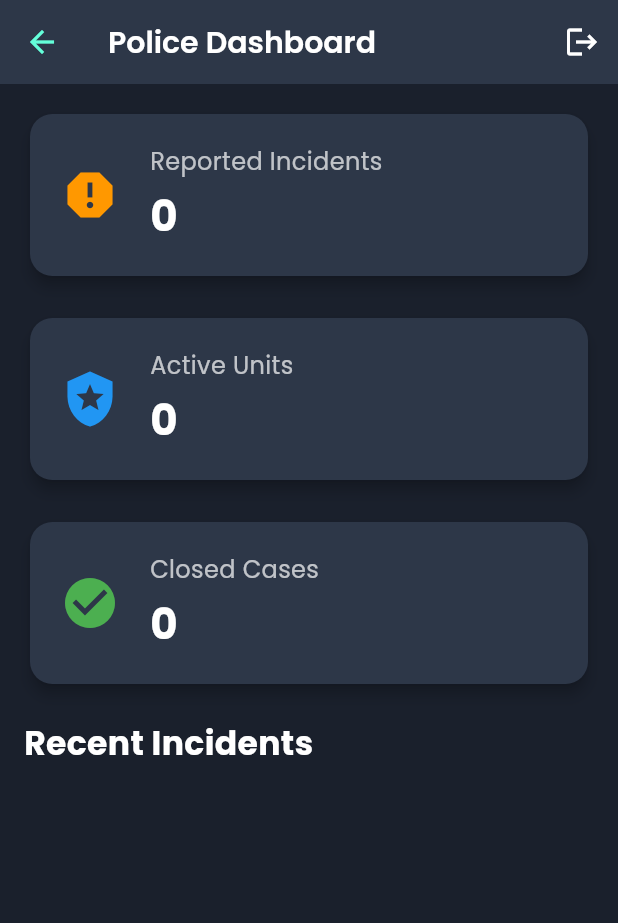
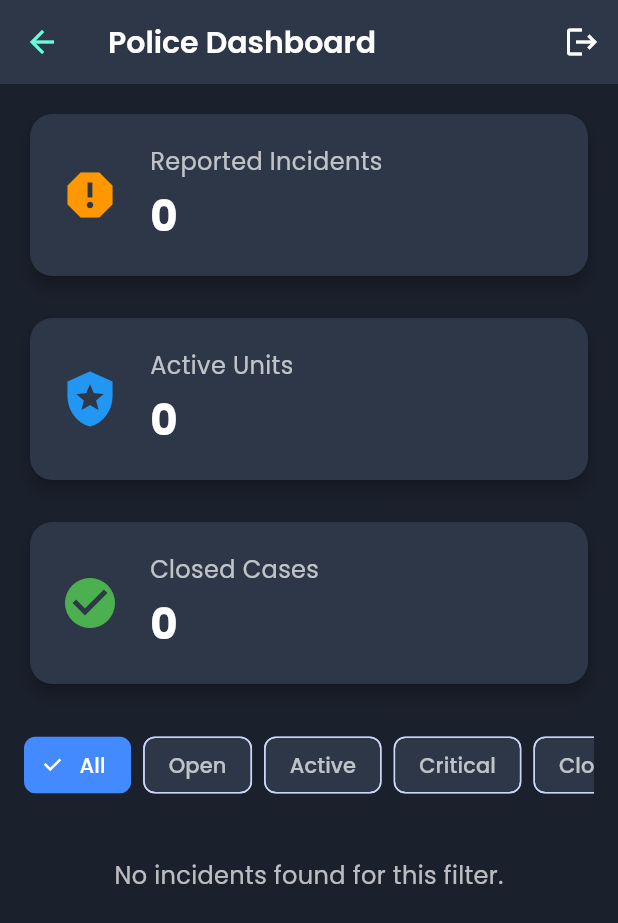
Before and after one commit to Stakeylock/sih_protoV2, a Flutter app: the PoliceDashboard screen opened by its route, on a phone screen of 412 x 824 dp. Shown: the top 923 px of the screen. Run offline on Flutter 3.47's test engine with Material 3 defaults, Android fonts, the phone set to English and light mode, and no system bars; our stand-ins replace flutter_dotenv, flutter_map, flutter_svg, geolocator, google_fonts, image_picker and 4 more; accounts and stored records are empty.

Commit message:
Police functionalities refined

```diff
--- a/sih_proto/lib/screens/police_dashboard.dart
+++ b/sih_proto/lib/screens/police_dashboard.dart
@@ -1,8 +1,7 @@
 import 'package:flutter/material.dart';
 import 'package:supabase_flutter/supabase_flutter.dart';
 
-const String apiBaseUrl = "http://127.0.0.1:5000";
-
+// This class models the data for an incident.
 class Incident {
   final String id;
   final String title;
@@ -20,14 +19,18 @@ class Incident {
     required this.status,
   });
 
+  // This factory constructor safely creates an Incident from JSON data.
   factory Incident.fromJson(Map<String, dynamic> json) {
     return Incident(
-      id: json['id'] ?? '',
-      title: json['title'] ?? '',
-      description: json['description'] ?? '',
-      severity: json['severity'] ?? 'Low',
-      reportedAt: json['reportedAt'] ?? '',
-      status: json['status'] ?? 'Open',
+      // Safely convert potential numeric IDs and other values to String
+      id: json['id']?.toString() ?? 'N/A',
+      title: json['title']?.toString() ?? 'No Title',
+      description: json['description']?.toString() ?? 'No Description',
+      severity: json['severity']?.toString() ?? 'Unknown',
+      // Note: Supabase often uses snake_case for column names.
+      // This handles both 'reportedAt' and 'reported_at' keys.
+      reportedAt: json['reportedAt']?.toString() ?? json['reported_at']?.toString() ?? 'Unknown Time',
+      status: json['status']?.toString() ?? 'Open',
     );
   }
 }
@@ -40,54 +43,130 @@ class PoliceDashboard extends StatefulWidget {
 }
 
 class _PoliceDashboardState extends State<PoliceDashboard> {
-  List<Incident> incidents = [];
-  late final SupabaseClient supabase;
+  // State variables for interactivity
+  bool _isLoading = true;
+  String _selectedStatusFilter = 'All';
+  List<Incident> _incidents = [];
+  late final SupabaseClient _supabase;
+  RealtimeChannel? _incidentChannel;
+
+  final List<String> _statusFilters = const ['All', 'Open', 'Active', 'Critical', 'Closed'];
 
   @override
   void initState() {
     super.initState();
-    supabase = Supabase.instance.client;
-    fetchIncidents();
+    _supabase = Supabase.instance.client;
+    _fetchIncidents();
 
-    supabase.from('incidents').stream(primaryKey: ['id']).listen((
-      List<Map<String, dynamic>> data,
-    ) {
+    // Set up Supabase real-time subscription with the corrected syntax.
+    _incidentChannel = _supabase.channel('public:incidents');
+    _incidentChannel!.onPostgresChanges(
+      event: PostgresChangeEvent.all,
+      schema: 'public',
+      table: 'incidents',
+      callback: (payload) {
+        // Refetch incidents when any change occurs in the database table.
+        _fetchIncidents();
+      },
+    ).subscribe();
+  }
+
+  @override
+  void dispose() {
+    // It's crucial to remove the channel subscription when the widget is disposed to prevent memory leaks.
+    if (_incidentChannel != null) {
+      _supabase.removeChannel(_incidentChannel!);
+    }
+    super.dispose();
+  }
+
+  // Fetches all incidents from the database
+  Future<void> _fetchIncidents() async {
+    // Only show the main loading indicator on the first load.
+    if (_incidents.isEmpty) {
       setState(() {
-        incidents = data.map((e) => Incident.fromJson(e)).toList();
-      });
+        _isLoading = true;
       });
     }
 
-  Future<void> fetchIncidents() async {
-    final response = await supabase.from('incidents').select().then((res) {
+    final response = await _supabase.from('incidents').select().order('id', ascending: false);
+
+    if (mounted) { // Check if the widget is still in the widget tree before updating state.
       setState(() {
-        incidents = (res as List).map((e) => Incident.fromJson(e)).toList();
+        _incidents = (response as List).map((e) => Incident.fromJson(e)).toList();
+        _isLoading = false;
       });
-    });
-  }
-
-  Future<void> updateIncidentStatus(String id, String status) async {
-    final response = await supabase
-        .from('incidents')
-        .update({'status': status})
-        .eq('id', id)
-        .maybeSingle();
-    if (response == null) {
-      // Handle error if needed
     }
   }
 
+  // --- ⬇️ UPDATED CODE SECTION ⬇️ ---
+  // Updates the status of a specific incident with an optimistic UI update
+  Future<void> _updateIncidentStatus(String id, String status) async {
+    // --- 1. Find the incident and its original state ---
+    final incidentIndex = _incidents.indexWhere((i) => i.id == id);
+    if (incidentIndex == -1) {
+      // If for some reason the incident isn't in the list, do nothing.
+      return;
+    }
+    // Keep a copy of the original incident in case we need to revert the change.
+    final originalIncident = _incidents[incidentIndex];
+
+    // Create the new incident object with the updated status.
+    final updatedIncident = Incident(
+      id: originalIncident.id,
+      title: originalIncident.title,
+      description: originalIncident.description,
+      severity: originalIncident.severity,
+      reportedAt: originalIncident.reportedAt,
+      status: status, // Use the new status here
+    );
+
+    // --- 2. Perform the Optimistic UI Update ---
+    // Update the local list immediately and rebuild the UI.
+    setState(() {
+      _incidents[incidentIndex] = updatedIncident;
+    });
+
+    // --- 3. Sync with the Backend ---
+    try {
+      // Send the update request to the Supabase database.
+      await _supabase.from('incidents').update({'status': status}).eq('id', id);
+    } catch (error) {
+      // --- 4. Handle Errors ---
+      // If the database update fails, revert the UI change and notify the user.
+      if (mounted) {
+        setState(() {
+          _incidents[incidentIndex] = originalIncident; // Put the old one back
+        });
+        ScaffoldMessenger.of(context).showSnackBar(
+          SnackBar(
+            content: Text('Error: Could not close case. Please try again.'),
+            backgroundColor: Colors.redAccent,
+          ),
+        );
+      }
+    }
+  }
+  // --- ⬆️ END OF UPDATED CODE SECTION ⬆️ ---
+
+  // A computed property that returns a list of incidents based on the current filter.
+  List<Incident> get _filteredIncidents {
+    if (_selectedStatusFilter == 'All') {
+      return _incidents;
+    }
+    return _incidents.where((i) => i.status == _selectedStatusFilter).toList();
+  }
+
+  @override
   Widget build(BuildContext context) {
-    final closedCases = incidents.where((i) => i.status == 'Closed').length;
-    final activeUnits = incidents.where((i) => i.status == 'Active').length;
+    // Calculate statistics based on the full list of incidents
+    final closedCases = _incidents.where((i) => i.status == 'Closed').length;
+    final activeUnits = _incidents.where((i) => i.status == 'Active').length;
 
     return Scaffold(
       backgroundColor: const Color(0xFF1a202c),
       appBar: AppBar(
-        title: const Text(
-          'Police Dashboard',
-          style: TextStyle(color: Colors.white),
-        ),
+        title: const Text('Police Dashboard', style: TextStyle(color: Colors.white)),
         backgroundColor: const Color(0xFF2d3748),
         elevation: 0,
         actions: [
@@ -99,118 +178,112 @@ class _PoliceDashboardState extends State<PoliceDashboard> {
           ),
         ],
       ),
-      body: ListView(
+      body: RefreshIndicator(
+        onRefresh: _fetchIncidents,
+        color: Colors.white,
+        backgroundColor: const Color(0xFF2d3748),
+        child: _isLoading
+            ? const Center(child: CircularProgressIndicator(color: Colors.white))
+            : ListView(
                 padding: const EdgeInsets.all(16.0),
                 children: [
-          _buildInfoCard(
-            'Reported Incidents',
-            incidents.length.toString(),
-            Icons.report,
-            Colors.orange,
-          ),
+                  _buildInfoCard('Reported Incidents', _incidents.length.toString(), Icons.report, Colors.orange),
                   const SizedBox(height: 20),
                   _buildInfoCard('Active Units', activeUnits.toString(), Icons.local_police, Colors.blue),
                   const SizedBox(height: 20),
                   _buildInfoCard('Closed Cases', closedCases.toString(), Icons.check_circle, Colors.green),
-          const SizedBox(height: 20),
+                  const SizedBox(height: 30),
+                  _buildFilterChips(),
+                  const SizedBox(height: 10),
                   _buildIncidentList(),
-        ],
-      ),
-    );
-  }
-
-  Widget _buildInfoCard(
-    String title,
-    String value,
-    IconData icon,
-    Color color,
-  ) {
-    return Card(
-      color: const Color(0xFF2d3748),
-      shape: RoundedRectangleBorder(borderRadius: BorderRadius.circular(15)),
-      child: Padding(
-        padding: const EdgeInsets.all(20.0),
-        child: Row(
-          children: [
-            Icon(icon, size: 40, color: color),
-            const SizedBox(width: 20),
-            Column(
-              crossAxisAlignment: CrossAxisAlignment.start,
-              children: [
-                Text(
-                  title,
-                  style: const TextStyle(color: Colors.white70, fontSize: 16),
-                ),
-                const SizedBox(height: 5),
-                Text(
-                  value,
-                  style: const TextStyle(
-                    color: Colors.white,
-                    fontSize: 28,
-                    fontWeight: FontWeight.bold,
-                  ),
-                ),
-              ],
-            ),
                 ],
               ),
       ),
     );
   }
 
+  // Builds the filter chips for incident status
+  Widget _buildFilterChips() {
+    return SizedBox(
+      height: 40,
+      child: ListView(
+        scrollDirection: Axis.horizontal,
+        children: _statusFilters.map((status) {
+          final isSelected = _selectedStatusFilter == status;
+          return Padding(
+            padding: const EdgeInsets.only(right: 8.0),
+            child: FilterChip(
+              label: Text(status),
+              selected: isSelected,
+              onSelected: (selected) {
+                setState(() {
+                  _selectedStatusFilter = status;
+                });
+              },
+              backgroundColor: const Color(0xFF2d3748),
+              selectedColor: Colors.blueAccent,
+              labelStyle: TextStyle(color: isSelected ? Colors.white : Colors.white70),
+              checkmarkColor: Colors.white,
+            ),
+          );
+        }).toList(),
+      ),
+    );
+  }
+
+  // Builds the list of incidents based on the filter
   Widget _buildIncidentList() {
+    final incidentsToDisplay = _filteredIncidents;
+
+    if (incidentsToDisplay.isEmpty) {
+      return const Center(
+        child: Padding(
+          padding: EdgeInsets.all(32.0),
+          child: Text(
+            'No incidents found for this filter.',
+            style: TextStyle(color: Colors.white70, fontSize: 16),
+            textAlign: TextAlign.center,
+          ),
+        ),
+      );
+    }
+
     return Column(
       crossAxisAlignment: CrossAxisAlignment.start,
       children: [
-        const Text(
-          'Recent Incidents',
-          style: TextStyle(
-            color: Colors.white,
-            fontSize: 22,
-            fontWeight: FontWeight.bold,
+        Padding(
+          padding: const EdgeInsets.symmetric(vertical: 8.0),
+          child: Text(
+            'Showing ${incidentsToDisplay.length} Incidents',
+            style: const TextStyle(color: Colors.white, fontSize: 18, fontWeight: FontWeight.bold),
           ),
         ),
-        const SizedBox(height: 10),
-        ...incidents.map(
-          (incident) => _buildIncidentTile(
-            incident.id,
-            incident.title,
-            incident.description,
-            incident.reportedAt,
-            incident.severity,
-            incident.status,
-          ),
-        ),
+        ...incidentsToDisplay.map((incident) => _buildIncidentTile(incident)),
       ],
     );
   }
 
-  Widget _buildIncidentTile(
-    String id,
-    String title,
-    String description,
-    String reportedAt,
-    String severity,
-    String status,
-  ) {
-    final Color severityColor = severity == 'High'
-        ? Colors.red
-        : severity == 'Medium'
-            ? Colors.orange
-            : Colors.green;
+  // Builds a single tile for an incident
+  Widget _buildIncidentTile(Incident incident) {
+    final Color severityColor = incident.severity == 'High'
+        ? Colors.red : incident.severity == 'Medium' ? Colors.orange : Colors.green;
 
     IconData statusIcon;
     Color statusColor;
-    if (status.toLowerCase() == 'critical') {
+    switch (incident.status.toLowerCase()) {
+      case 'critical':
         statusIcon = Icons.warning_amber_rounded;
         statusColor = Colors.redAccent;
-    } else if (status.toLowerCase() == 'closed') {
+        break;
+      case 'closed':
         statusIcon = Icons.check_circle;
         statusColor = Colors.green;
-    } else if (status.toLowerCase() == 'active') {
+        break;
+      case 'active':
         statusIcon = Icons.local_police;
         statusColor = Colors.blueAccent;
-    } else {
+        break;
+      default:
         statusIcon = Icons.info;
         statusColor = Colors.grey;
     }
@@ -227,35 +300,30 @@ class _PoliceDashboardState extends State<PoliceDashboard> {
             const SizedBox(width: 8),
             Expanded(
               child: Text(
-                title,
-                style: const TextStyle(
-                  color: Colors.white,
-                  fontWeight: FontWeight.bold,
-                ),
+                incident.title,
+                style: const TextStyle(color: Colors.white, fontWeight: FontWeight.bold),
               ),
             ),
           ],
         ),
-        subtitle: Column(
+        subtitle: Padding(
+          padding: const EdgeInsets.only(top: 8.0),
+          child: Column(
             crossAxisAlignment: CrossAxisAlignment.start,
             children: [
-            Text(description, style: const TextStyle(color: Colors.white70)),
-            Text(
-              'Reported: $reportedAt',
-              style: const TextStyle(color: Colors.white54, fontSize: 12),
-            ),
-            if (status != 'Closed')
+              Text(incident.description, style: const TextStyle(color: Colors.white70)),
+              const SizedBox(height: 8),
+              Text('Reported: ${incident.reportedAt}', style: const TextStyle(color: Colors.white54, fontSize: 12)),
+              if (incident.status != 'Closed')
                 Padding(
-                padding: const EdgeInsets.only(top: 8.0),
+                  padding: const EdgeInsets.only(top: 12.0),
                   child: ElevatedButton(
-                  onPressed: () async {
-                    await updateIncidentStatus(id, 'Closed');
-                    fetchIncidents();
-                  },
+                    onPressed: () => _updateIncidentStatus(incident.id, 'Closed'),
                     child: const Text('Close Case'),
                   ),
                 ),
             ],
+          ),
         ),
         trailing: Container(
           padding: const EdgeInsets.symmetric(horizontal: 12, vertical: 6),
@@ -264,14 +332,47 @@ class _PoliceDashboardState extends State<PoliceDashboard> {
             borderRadius: BorderRadius.circular(20),
           ),
           child: Text(
-            severity,
+            incident.severity,
             style: TextStyle(color: severityColor, fontWeight: FontWeight.bold),
           ),
         ),
         onTap: () {
-          // Handle incident tap
+          ScaffoldMessenger.of(context).showSnackBar(
+            SnackBar(
+              content: Text('Tapped on incident: ${incident.title}'),
+              backgroundColor: Colors.blueAccent,
+            ),
+          );
         },
       ),
     );
   }
+
+  // Builds the summary info cards at the top
+  Widget _buildInfoCard(String title, String value, IconData icon, Color color) {
+    return Card(
+      color: const Color(0xFF2d3748),
+      shape: RoundedRectangleBorder(borderRadius: BorderRadius.circular(15)),
+      child: Padding(
+        padding: const EdgeInsets.all(20.0),
+        child: Row(
+          children: [
+            Icon(icon, size: 40, color: color),
+            const SizedBox(width: 20),
+            Column(
+              crossAxisAlignment: CrossAxisAlignment.start,
+              children: [
+                Text(title, style: const TextStyle(color: Colors.white70, fontSize: 16)),
+                const SizedBox(height: 5),
+                Text(
+                  value,
+                  style: const TextStyle(color: Colors.white, fontSize: 28, fontWeight: FontWeight.bold),
+                ),
+              ],
+            ),
+          ],
+        ),
+      ),
+    );
   }
+}
```
Lines whose indentation alone changed are shown as unchanged.
